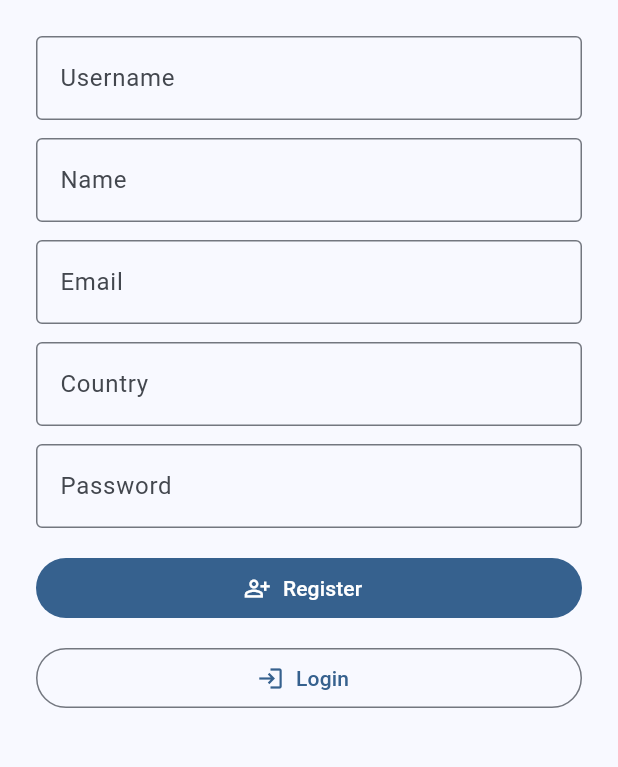
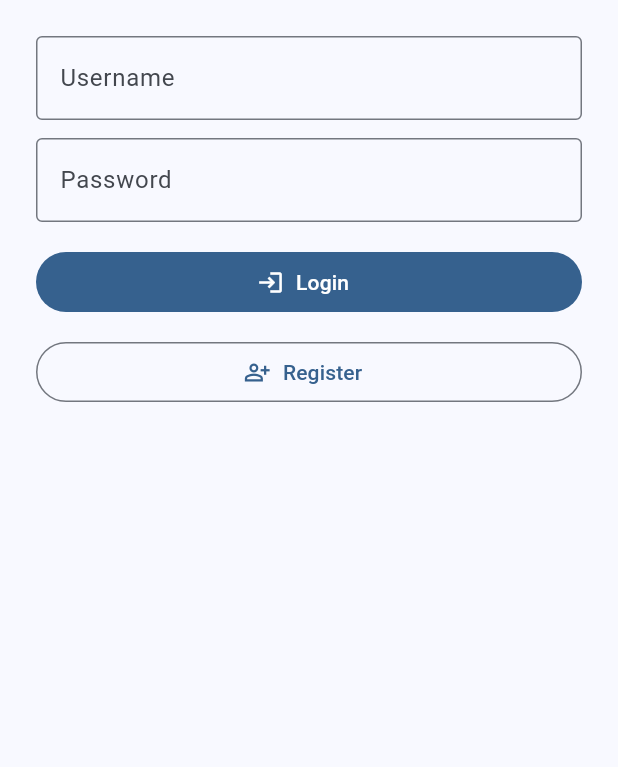
Before and after one commit to magnussolution/magnusfly, a Flutter app: the screen it shows after launch, on a phone screen of 412 x 824 dp, the part 246-1013 px from its top. Run offline on Flutter 3.47's test engine with Material 3 defaults, Android fonts, the phone set to English and light mode, and no system bars; our stand-ins replace sensors_plus, shared_preferences; accounts and stored records are empty.

Commit message:
Simplify login and reveal registration fields on demand

```diff
--- a/lib/auth/auth_screen.dart
+++ b/lib/auth/auth_screen.dart
@@ -28,6 +28,7 @@ class _AuthScreenState extends State<AuthScreen> {
   final TextEditingController _passwordController = TextEditingController();
   Object? _error;
   bool _isWorking = false;
+  bool _isRegisterMode = false;
 
   @override
   void dispose() {
@@ -141,6 +142,7 @@ class _AuthScreenState extends State<AuthScreen> {
                 labelText: l10n.pilotUsernameLabel,
               ),
             ),
+            if (_isRegisterMode) ...[
               const SizedBox(height: 12),
               TextField(
                 controller: _nameController,
@@ -169,6 +171,7 @@ class _AuthScreenState extends State<AuthScreen> {
                   labelText: l10n.pilotCountryLabel,
                 ),
               ),
+            ],
             const SizedBox(height: 12),
             TextField(
               controller: _passwordController,
@@ -186,6 +189,7 @@ class _AuthScreenState extends State<AuthScreen> {
               ),
               const SizedBox(height: 12),
             ],
+            if (_isRegisterMode) ...[
               FilledButton.icon(
                 onPressed: _isWorking ? null : _register,
                 icon: const Icon(Icons.person_add_alt_outlined),
@@ -193,10 +197,37 @@ class _AuthScreenState extends State<AuthScreen> {
               ),
               const SizedBox(height: 12),
               OutlinedButton.icon(
+                onPressed: _isWorking
+                    ? null
+                    : () {
+                        setState(() {
+                          _isRegisterMode = false;
+                          _error = null;
+                        });
+                      },
+                icon: const Icon(Icons.login_outlined),
+                label: Text(l10n.loginButton),
+              ),
+            ] else ...[
+              FilledButton.icon(
                 onPressed: _isWorking ? null : _login,
                 icon: const Icon(Icons.login_outlined),
                 label: Text(l10n.loginButton),
               ),
+              const SizedBox(height: 12),
+              OutlinedButton.icon(
+                onPressed: _isWorking
+                    ? null
+                    : () {
+                        setState(() {
+                          _isRegisterMode = true;
+                          _error = null;
+                        });
+                      },
+                icon: const Icon(Icons.person_add_alt_outlined),
+                label: Text(l10n.registerButton),
+              ),
+            ],
           ],
         ),
       ),
```
Lines whose indentation alone changed are shown as unchanged.
